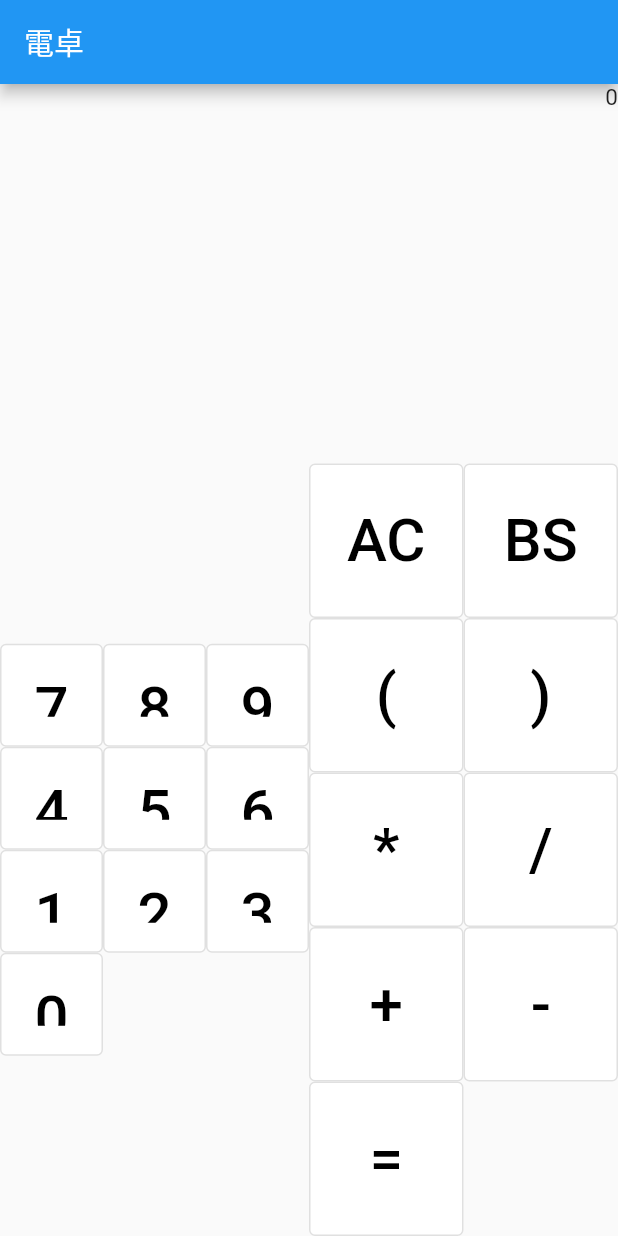
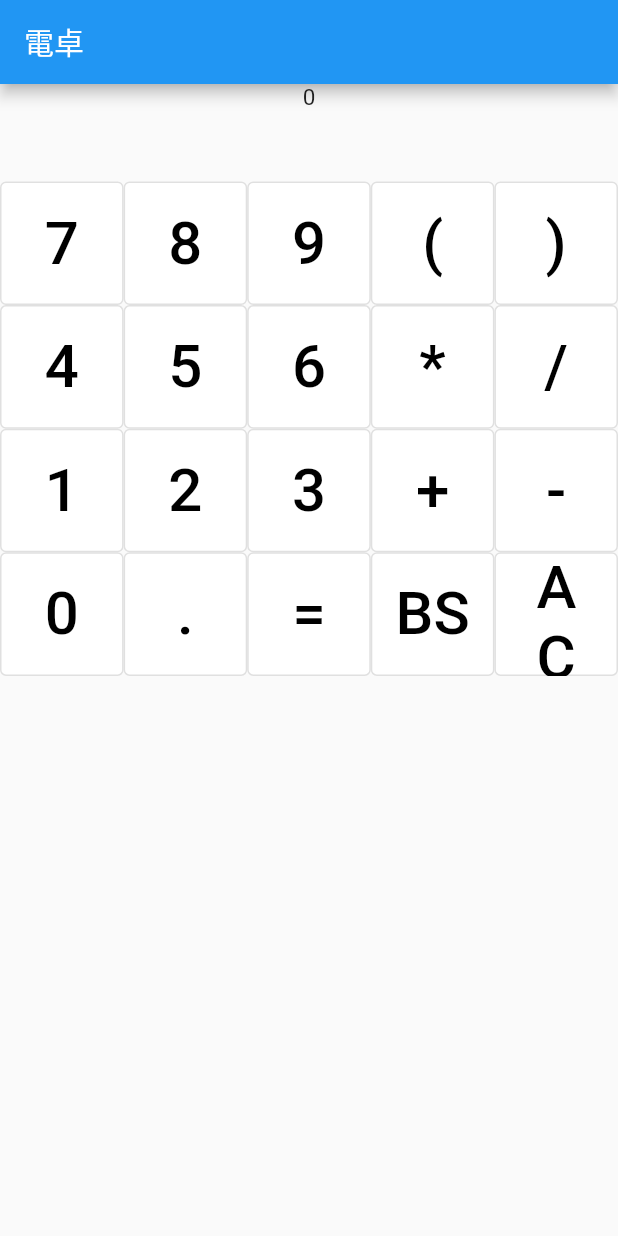
Before and after one commit to Yuba32/STA-Calc2022, a Flutter app: the screen it shows after launch, on a phone screen of 412 x 824 dp. Run offline on Flutter 3.47's test engine with Material 2 defaults, Android fonts, the phone set to English and light mode, and no system bars; our stand-ins replace math_expressions.

Commit message:
[update] Fixed

```diff
--- a/lib/src/calculator.dart
+++ b/lib/src/calculator.dart
@@ -81,24 +81,21 @@ class _CalculatorState extends State<Calculator> {
 
   //ボタン生成
   Widget getButton(String text) {
-    return Expanded(
-      child: OutlinedButton(
+    return OutlinedButton(
+      onPressed: () => buttonpress(text),
+      style: OutlinedButton.styleFrom(
+        backgroundColor: Colors.white,
+      ),
       child: Text(
         text,
         textAlign: TextAlign.center,
         style: const TextStyle(color: Colors.black, fontSize: 40),
       ),
-          onPressed: () => buttonpress(text),
-          style: OutlinedButton.styleFrom(
-            backgroundColor: Colors.white,
-            padding: EdgeInsets.all(20),
-          )),
     );
   }
 
   Widget _displayArea() {
-    return Expanded(
-      child: Container(
+    return Container(
       alignment: Alignment.center,
       child: Column(
         children: [
@@ -110,7 +107,6 @@ class _CalculatorState extends State<Calculator> {
               ),
               textAlign: TextAlign.right,
             ),
-              width: double.infinity,
           ),
           Container(
             child: Text(
@@ -124,53 +120,36 @@ class _CalculatorState extends State<Calculator> {
           ),
         ],
       ),
-      ),
     );
   }
 
   Widget _keyboardArea() {
     return Container(
-      child: Row(
-        children: [
-          Expanded(
-            child: Container(
+      alignment: Alignment.topCenter,
       child: GridView.count(
-                crossAxisCount: 3,
+        crossAxisCount: 5,
         shrinkWrap: true,
         children: <Widget>[
           getButton("7"),
           getButton("8"),
           getButton("9"),
+          getButton("("),
+          getButton(")"),
           getButton("4"),
           getButton("5"),
           getButton("6"),
+          getButton("*"),
+          getButton("/"),
           getButton("1"),
           getButton("2"),
           getButton("3"),
-                  getButton("0"),
-                ],
-              ),
-            ),
-          ),
-          Expanded(
-            child: Container(
-              child: GridView.count(
-                crossAxisCount: 2,
-                shrinkWrap: true,
-                children: <Widget>[
-                  getButton("AC"),
-                  getButton("BS"),
-                  getButton("("),
-                  getButton(")"),
-                  getButton("*"),
-                  getButton("/"),
           getButton("+"),
           getButton("-"),
+          getButton("0"),
+          getButton("."),
           getButton("="),
-                ],
-              ),
-            ),
-          ),
+          getButton("BS"),
+          getButton("AC"),
         ],
       ),
     );
```
Lines whose indentation alone changed are shown as unchanged.
